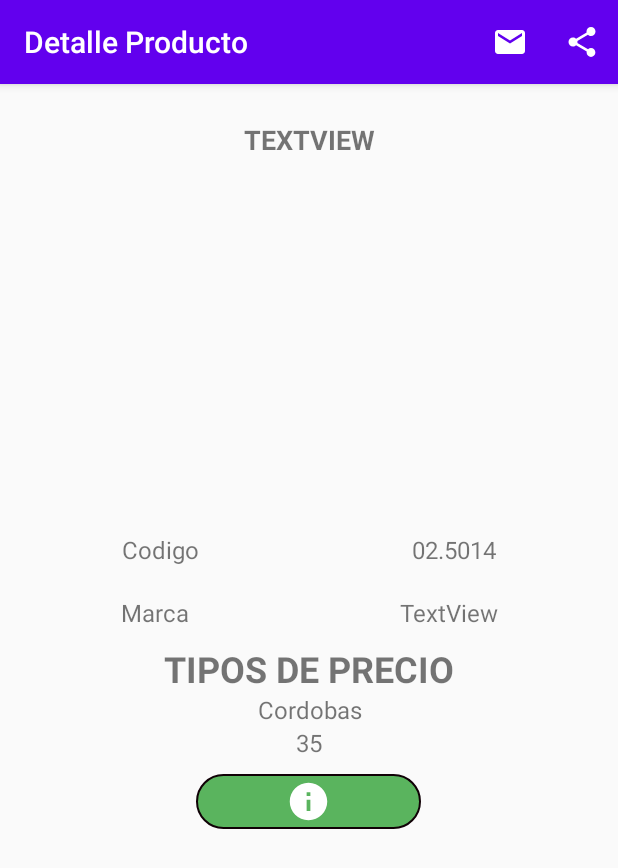
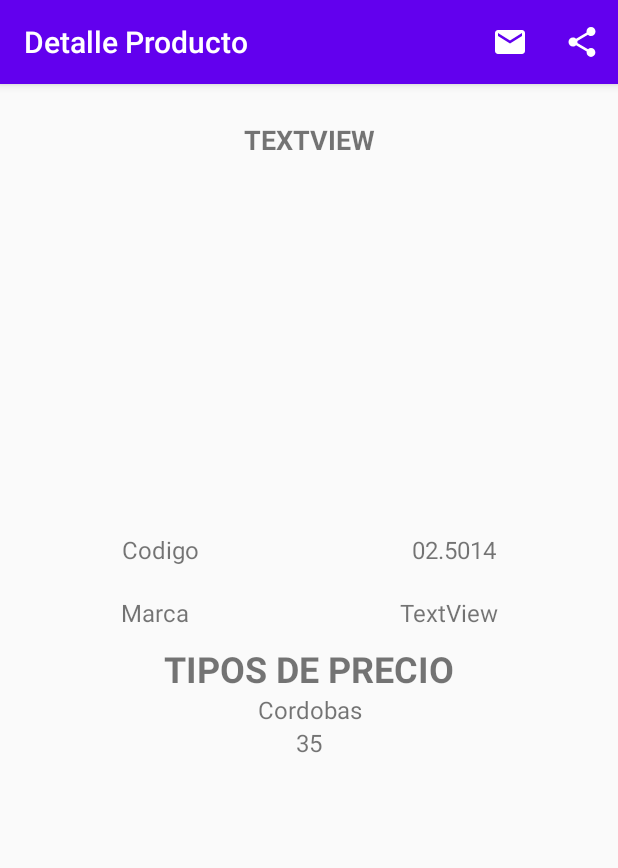
Before and after one commit to helmut1996/Catalogo_Sinevol, an Android app: the MainDetalleProducto screen opened directly, with no data from a screen before it, on a phone screen of 412 x 824 dp. Shown: the top 868 px of the screen. Run offline under Robolectric (Android 15) with nearby library versions, the phone set to English and light mode, and no system bars; our stand-ins replace Picasso; libraries missing offline, so code that uses them is left out: com.github.chrisbanes.photoview; plain views replace PhotoView; pictures from the network do not load; 10 statements that could not run were skipped.

```diff
--- a/app/src/main/res/layout/activity_main_detalle_producto.xml
+++ b/app/src/main/res/layout/activity_main_detalle_producto.xml
@@ -257,17 +257,6 @@
                   android:visibility="gone"/>
           </LinearLayout>
 
-          <ImageButton
-              android:layout_width="150dp"
-              android:layout_height="wrap_content"
-              android:src="@drawable/ic_baseline_info_24"
-              android:id="@+id/btn_mostrar"
-              android:layout_marginTop="10dp"
-              android:layout_marginBottom="10dp"
-              android:background="@drawable/boton_circular"
-              android:layout_gravity="center"
-              android:padding="3dp"/>
-
       </LinearLayout>
   </ScrollView>
 
```
